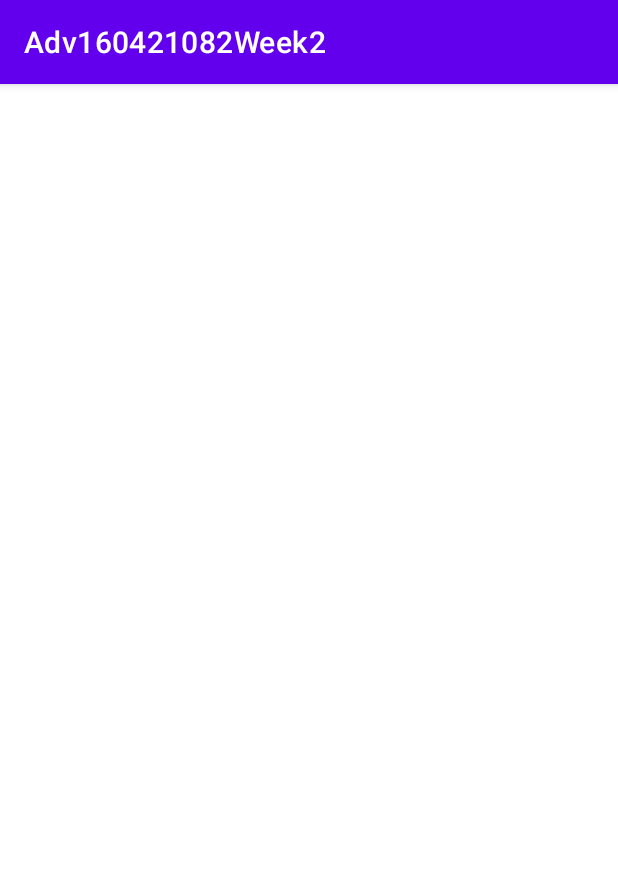
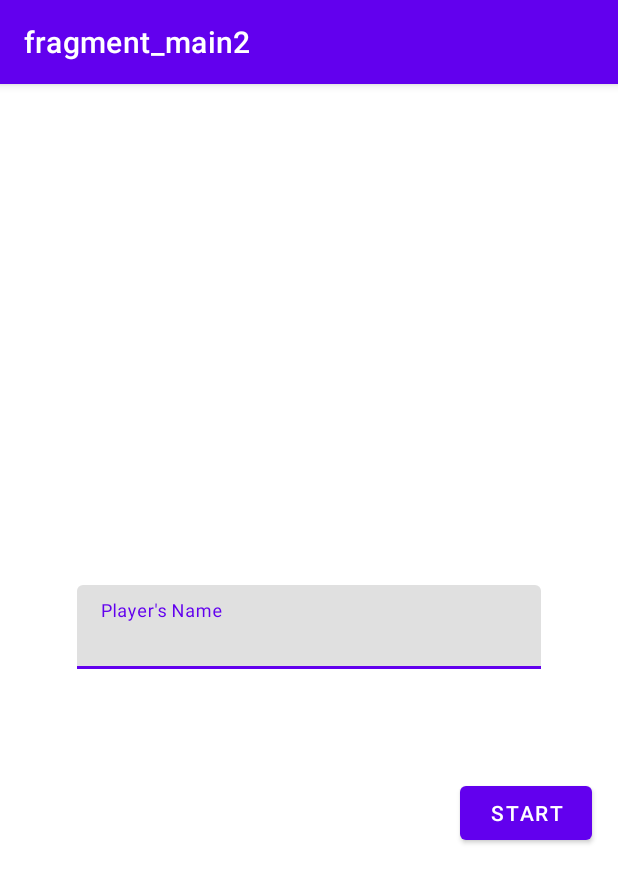
Before and after one commit to CatherineBC/Adv160421082Week2, an Android app: the screen it shows after launch (MainActivity), on a phone screen of 412 x 824 dp. Shown: the top 883 px of the screen. Run offline under Robolectric (Android 15) with nearby library versions, the phone set to English and light mode, and no system bars; our stand-ins replace navigation-ui.

Commit message:
Exercise in class

```diff
--- a/app/build.gradle.kts
+++ b/app/build.gradle.kts
@@ -46,6 +46,8 @@ dependencies {
     implementation("androidx.appcompat:appcompat:1.6.1")
     implementation("com.google.android.material:material:1.9.0")
     implementation("androidx.constraintlayout:constraintlayout:2.1.4")
+    implementation("androidx.navigation:navigation-fragment-ktx:2.7.7")
+    implementation("androidx.navigation:navigation-ui-ktx:2.7.7")
     testImplementation("junit:junit:4.13.2")
     androidTestImplementation("androidx.test.ext:junit:1.1.5")
     androidTestImplementation("androidx.test.espresso:espresso-core:3.5.1")
--- a/app/src/main/java/com/ubaya/adv160421082week2/MainActivity.kt
+++ b/app/src/main/java/com/ubaya/adv160421082week2/MainActivity.kt
@@ -2,14 +2,29 @@ package com.ubaya.adv160421082week2
 
 import androidx.appcompat.app.AppCompatActivity
 import android.os.Bundle
+import androidx.navigation.NavController
+import androidx.navigation.fragment.NavHostFragment
+import androidx.navigation.ui.NavigationUI
 import com.ubaya.adv160421082week2.databinding.ActivityMainBinding
 
 class MainActivity : AppCompatActivity() {
     private lateinit var binding: ActivityMainBinding
+    private lateinit var navController: NavController
     override fun onCreate(savedInstanceState: Bundle?) {
         super.onCreate(savedInstanceState)
         binding = ActivityMainBinding.inflate(layoutInflater)
         val view = binding.root
         setContentView(view)
+
+        navController =
+            (supportFragmentManager.findFragmentById(R.id.hostFragment)
+                    as NavHostFragment).navController
+        NavigationUI.setupActionBarWithNavController(this, navController)
+
     }
+
+    override fun onSupportNavigateUp(): Boolean {
+        return navController.navigateUp()
+    }
+
 }
--- a/app/src/main/java/com/ubaya/adv160421082week2/MainFragment.kt
+++ b/app/src/main/java/com/ubaya/adv160421082week2/MainFragment.kt
@@ -5,14 +5,32 @@ import androidx.fragment.app.Fragment
 import android.view.LayoutInflater
 import android.view.View
 import android.view.ViewGroup
+import androidx.navigation.Navigation
+import com.ubaya.adv160421082week2.databinding.ActivityMainBinding
+import com.ubaya.adv160421082week2.databinding.FragmentMain2Binding
 
 
 class MainFragment : Fragment() {
-    override fun onCreateView(
-        inflater: LayoutInflater, container: ViewGroup?,
-        savedInstanceState: Bundle?
-    ): View? {
-        // Inflate the layout for this fragment
-        return inflater.inflate(R.layout.fragment_main2, container, false)
+    private lateinit var binding: FragmentMain2Binding
+    override fun onCreateView( inflater: LayoutInflater, container:
+    ViewGroup?, savedInstanceState: Bundle?): View? {
+        binding = FragmentMain2Binding.inflate(
+            inflater,
+            container, false
+        )
+        return binding.root
     }
+
+    override fun onViewCreated(view: View, savedInstanceState: Bundle?) {
+        super.onViewCreated(view, savedInstanceState)
+        binding.btnStart.setOnClickListener {
+            val playerName = binding.txtNama.text.toString()
+            val action = MainFragmentDirections.actionGameFragment(playerName)
+            Navigation.findNavController(it).navigate(action)
+        }
+    }
+
+
+
+
 }
--- a/app/src/main/res/layout/activity_main.xml
+++ b/app/src/main/res/layout/activity_main.xml
@@ -6,4 +6,17 @@
     android:layout_height="match_parent"
     tools:context=".MainActivity">
 
+    <androidx.fragment.app.FragmentContainerView
+        android:id="@+id/hostFragment"
+        android:name="androidx.navigation.fragment.NavHostFragment"
+        android:layout_width="409dp"
+        android:layout_height="729dp"
+        android:layout_marginTop="1dp"
+        android:layout_marginBottom="1dp"
+        app:defaultNavHost="true"
+        app:layout_constraintBottom_toBottomOf="parent"
+        app:layout_constraintEnd_toEndOf="parent"
+        app:layout_constraintStart_toStartOf="parent"
+        app:layout_constraintTop_toTopOf="parent"
+        app:navGraph="@navigation/game_navigation" />
 </androidx.constraintlayout.widget.ConstraintLayout>
--- a/app/src/main/res/layout/fragment_main2.xml
+++ b/app/src/main/res/layout/fragment_main2.xml
@@ -16,20 +16,17 @@
             android:id="@+id/btnStart"
             android:layout_width="wrap_content"
             android:layout_height="wrap_content"
-            android:layout_marginTop="24dp"
+            android:layout_marginTop="28dp"
             android:text="Start"
             app:layout_constraintEnd_toEndOf="parent"
-            app:layout_constraintHorizontal_bias="0.931"
+            app:layout_constraintHorizontal_bias="0.95"
             app:layout_constraintStart_toStartOf="parent"
             app:layout_constraintTop_toBottomOf="@+id/textInputLayout" />
 
         <com.google.android.material.textfield.TextInputLayout
             android:id="@+id/textInputLayout"
-            android:layout_width="366dp"
-            android:layout_height="48dp"
-            android:hint="Player Name"
-            app:hintAnimationEnabled="true"
-            app:hintEnabled="true"
+            android:layout_width="309dp"
+            android:layout_height="100dp"
             app:layout_constraintBottom_toBottomOf="parent"
             app:layout_constraintEnd_toEndOf="parent"
             app:layout_constraintStart_toStartOf="parent"
@@ -37,8 +34,9 @@
 
             <com.google.android.material.textfield.TextInputEditText
                 android:id="@+id/txtNama"
-                android:layout_width="379dp"
-                android:layout_height="36dp" />
+                android:layout_width="match_parent"
+                android:layout_height="wrap_content"
+                android:hint="Player's Name" />
         </com.google.android.material.textfield.TextInputLayout>
 
     </androidx.constraintlayout.widget.ConstraintLayout>
--- a/app/src/main/res/layout/fragment_coba.xml
+++ b/app/src/main/res/layout/fragment_result.xml
@@ -3,7 +3,7 @@
     xmlns:tools="http://schemas.android.com/tools"
     android:layout_width="match_parent"
     android:layout_height="match_parent"
-    tools:context=".coba">
+    tools:context=".resultFragment">
 
     <!-- TODO: Update blank fragment layout -->
     <TextView
--- a/app/src/main/res/navigation/game_navigation.xml
+++ b/app/src/main/res/navigation/game_navigation.xml
@@ -9,5 +9,25 @@
         android:id="@+id/mainFragment"
         android:name="com.ubaya.adv160421082week2.MainFragment"
         android:label="fragment_main2"
-        tools:layout="@layout/fragment_main2" />
+        tools:layout="@layout/fragment_main2" >
+        <action
+            android:id="@+id/actionGameFragment"
+            app:destination="@id/gameFragment"
+            app:enterAnim="@android:anim/fade_in"
+            app:exitAnim="@android:anim/fade_out" />
+    </fragment>
+    <fragment
+        android:id="@+id/gameFragment"
+        android:name="com.ubaya.adv160421082week2.GameFragment"
+        android:label="fragment_game"
+        tools:layout="@layout/fragment_game" >
+        <action
+            android:id="@+id/actionMainFragment"
+            app:destination="@id/mainFragment"
+            app:enterAnim="@android:anim/fade_in"
+            app:exitAnim="@android:anim/fade_out" />
+        <argument
+            android:name="player_name"
+            app:argType="string" />
+    </fragment>
 </navigation>
--- a/build.gradle.kts
+++ b/build.gradle.kts
@@ -12,6 +12,6 @@ buildscript {
 
 
 plugins {
-    id("com.android.application") version "8.1.1" apply false
+    id("com.android.application") version "8.2.2" apply false
     id("org.jetbrains.kotlin.android") version "1.9.0" apply false
 }
```
Also changed, not shown: app/src/main/java/com/ubaya/adv160421082week2/GameFragment.kt (+25 -6 lines), app/src/main/java/com/ubaya/adv160421082week2/coba.kt (deleted, +0 -12 lines), app/src/main/java/com/ubaya/adv160421082week2/resultFragment.kt (added, +40 -0 lines).
